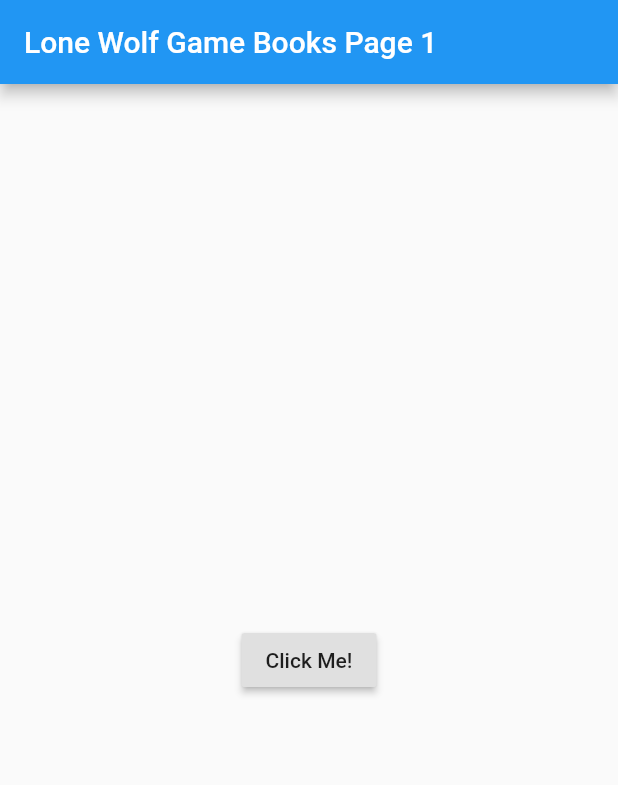
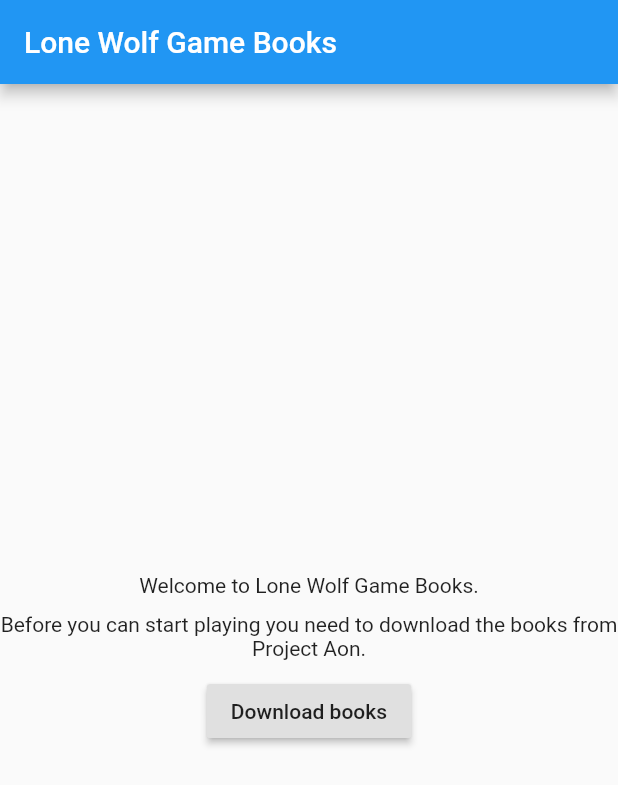
Before and after one commit to sketchbuch/lonewolf, a Flutter app: the screen it shows after launch, on a phone screen of 412 x 824 dp. Shown: the top 785 px of the screen. Run offline on Flutter 3.47's test engine with Material 2 defaults, Android fonts, the phone set to English and light mode, and no system bars.

Commit message:
WIP updates

```diff
--- a/lib/l10n/intl_messages.arb
+++ b/lib/l10n/intl_messages.arb
@@ -1,7 +1,37 @@
 {
-  "@@last_modified": "2019-04-16T20:24:37.923212",
-  "appTitle": "Lone Wolf Game Books",
-  "@appTitle": {
+  "@@last_modified": "2019-04-21T09:23:38.595774",
+  "homeTitle": "Lone Wolf Game Books",
+  "@homeTitle": {
+    "description": "The App Bar title.",
+    "type": "text",
+    "placeholders": {}
+  },
+  "homeDownload": "Download books",
+  "@homeDownload": {
+    "description": "The home screen download button text.",
+    "type": "text",
+    "placeholders": {}
+  },
+  "homeWelcomeText1": "Welcome to Lone Wolf Game Books.",
+  "@homeWelcomeText1": {
+    "description": "The first welcome text when there are no books loaded.",
+    "type": "text",
+    "placeholders": {}
+  },
+  "homeWelcomeText2": "Before you can start playing you need to download the books from Project Aon.",
+  "@homeWelcomeText2": {
+    "description": "The second welcome text when there are no books loaded.",
+    "type": "text",
+    "placeholders": {}
+  },
+  "titlePage2": "Lone Wolf Game Books Page 2",
+  "@titlePage2": {
+    "description": "The title sccreen 2",
+    "type": "text",
+    "placeholders": {}
+  },
+  "closeRoute": "Go Back",
+  "@closeRoute": {
     "description": "The title of the application",
     "type": "text",
     "placeholders": {}
--- a/lib/src/app.dart
+++ b/lib/src/app.dart
@@ -1,9 +1,9 @@
 import 'package:flutter/material.dart';
 import 'package:flutter_localizations/flutter_localizations.dart';
-import './constants/routes.dart';
-import './localisation/localise.dart';
-import './screens/page1.dart';
-import './screens/page2.dart';
+import 'package:lonewolf/src/constants/routes.dart';
+import 'package:lonewolf/src/localisation/app-localizations-delegate.dart';
+import 'package:lonewolf/src/screens/home/home.dart';
+import 'package:lonewolf/src/screens/page2/page2.dart';
 
 class App extends StatelessWidget {
   @override
@@ -14,7 +14,7 @@ class App extends StatelessWidget {
       // Routing
       initialRoute: '/',
       routes: {
-        Routes.home: (context) => Page1(),
+        Routes.home: (context) => HomeScreen(),
         Routes.second: (context) => Page2(),
       },
 
--- /dev/null
+++ b/lib/src/localisation/app-localizations-delegate.dart
@@ -0,0 +1,21 @@
+import 'package:flutter/material.dart';
+import './app_localizations.dart';
+
+class AppLocalizationsDelegate extends LocalizationsDelegate<AppLocalizations> {
+  const AppLocalizationsDelegate();
+
+  @override
+  bool isSupported(Locale locale) {
+    return ['en'].contains(locale.languageCode);
+  }
+
+  @override
+  Future<AppLocalizations> load(Locale locale) {
+    return AppLocalizations.load(locale);
+  }
+
+  @override
+  bool shouldReload(LocalizationsDelegate<AppLocalizations> old) {
+    return false;
+  }
+}
--- /dev/null
+++ b/lib/src/localisation/app_localizations.dart
@@ -0,0 +1,67 @@
+import 'package:flutter/material.dart';
+import 'package:intl/intl.dart';
+import '../../l10n/messages_all.dart';
+
+class AppLocalizations {
+  static Future<AppLocalizations> load(Locale locale) {
+    final String name = locale.countryCode.isEmpty ? locale.languageCode : locale.toString();
+    final String localeName = Intl.canonicalizedLocale(name);
+    return initializeMessages(localeName).then((_) {
+      Intl.defaultLocale = localeName;
+      return AppLocalizations();
+    });
+  }
+
+  static AppLocalizations of(BuildContext context) {
+    return Localizations.of<AppLocalizations>(context, AppLocalizations);
+  }
+
+  // Home
+  String get homeTitle {
+    return Intl.message(
+      'Lone Wolf Game Books',
+      name: 'homeTitle',
+      desc: 'The App Bar title.',
+    );
+  }
+
+  String get homeDownload {
+    return Intl.message(
+      'Download books',
+      name: 'homeDownload',
+      desc: 'The home screen download button text.',
+    );
+  }
+
+  String get homeWelcomeText1 {
+    return Intl.message(
+      'Welcome to Lone Wolf Game Books.',
+      name: 'homeWelcomeText1',
+      desc: 'The first welcome text when there are no books loaded.',
+    );
+  }
+
+  String get homeWelcomeText2 {
+    return Intl.message(
+      'Before you can start playing you need to download the books from Project Aon.',
+      name: 'homeWelcomeText2',
+      desc: 'The second welcome text when there are no books loaded.',
+    );
+  }
+
+  String get titlePage2 {
+    return Intl.message(
+      'Lone Wolf Game Books Page 2',
+      name: 'titlePage2',
+      desc: 'The title sccreen 2',
+    );
+  }
+
+  String get closeRoute {
+    return Intl.message(
+      'Go Back',
+      name: 'closeRoute',
+      desc: 'The title of the application',
+    );
+  }
+}
--- a/lib/src/localisation/localise.dart
+++ /dev/null
@@ -1,69 +0,0 @@
-import 'package:flutter/material.dart';
-import 'package:intl/intl.dart';
-import '../../l10n/messages_all.dart';
-
-class AppLocalizations {
-  static Future<AppLocalizations> load(Locale locale) {
-    final String name = locale.countryCode.isEmpty ? locale.languageCode : locale.toString();
-    final String localeName = Intl.canonicalizedLocale(name);
-    return initializeMessages(localeName).then((_) {
-      Intl.defaultLocale = localeName;
-      return AppLocalizations();
-    });
-  }
-
-  static AppLocalizations of(BuildContext context) {
-    return Localizations.of<AppLocalizations>(context, AppLocalizations);
-  }
-
-  String get titlePage1 {
-    return Intl.message(
-      'Lone Wolf Game Books Page 1',
-      name: 'titlePage1',
-      desc: 'The title sccreen 1',
-    );
-  }
-
-  String get titlePage2 {
-    return Intl.message(
-      'Lone Wolf Game Books Page 2',
-      name: 'titlePage2',
-      desc: 'The title sccreen 2',
-    );
-  }
-
-  String get openRoute {
-    return Intl.message(
-      'Click Me!',
-      name: 'openRoute',
-      desc: 'The title of the application',
-    );
-  }
-
-  String get closeRoute {
-    return Intl.message(
-      'Go Back',
-      name: 'closeRoute',
-      desc: 'The title of the application',
-    );
-  }
-}
-
-class AppLocalizationsDelegate extends LocalizationsDelegate<AppLocalizations> {
-  const AppLocalizationsDelegate();
-
-  @override
-  bool isSupported(Locale locale) {
-    return ['en'].contains(locale.languageCode);
-  }
-
-  @override
-  Future<AppLocalizations> load(Locale locale) {
-    return AppLocalizations.load(locale);
-  }
-
-  @override
-  bool shouldReload(LocalizationsDelegate<AppLocalizations> old) {
-    return false;
-  }
-}
--- /dev/null
+++ b/lib/src/screens/home/home.dart
@@ -0,0 +1,37 @@
+import 'package:flutter/material.dart';
+import '../../localisation/app_localizations.dart';
+import '../../widgets/para/para.dart';
+import '../../utils/get_book.dart';
+
+class HomeScreen extends StatelessWidget {
+  @override
+  Widget build(BuildContext context) {
+    return MaterialApp(
+      theme: ThemeData.light(),
+      home: Scaffold(
+        appBar: AppBar(
+          title: Text(AppLocalizations.of(context).homeTitle),
+        ),
+        body:
+          Center(
+            child:
+              Column(
+                mainAxisAlignment: MainAxisAlignment.center,
+                crossAxisAlignment: CrossAxisAlignment.center,
+                children: <Widget>[
+                  Para(AppLocalizations.of(context).homeWelcomeText1),
+                  Para(AppLocalizations.of(context).homeWelcomeText2),
+                  RaisedButton(
+                    child: Text(AppLocalizations.of(context).homeDownload),
+                    onPressed: () {
+                      getAonBook();
+                      //Navigator.pushNamed(context, Routes.second);
+                    },
+                  ),
+                ],
+              ),
+          ),
+        ),
+      );
+  }
+}
--- a/lib/src/screens/page1.dart
+++ b/lib/src/screens/page2/page2.dart
@@ -1,21 +1,20 @@
 import 'package:flutter/material.dart';
-import '../constants/routes.dart';
-import '../localisation/localise.dart';
+import 'package:lonewolf/src/localisation/app_localizations.dart';
 
-class Page1 extends StatelessWidget {
+class Page2 extends StatelessWidget {
   @override
   Widget build(BuildContext context) {
     return MaterialApp(
       theme: ThemeData.light(),
       home: Scaffold(
         appBar: AppBar(
-          title: Text(AppLocalizations.of(context).titlePage1),
+          title: Text(AppLocalizations.of(context).titlePage2),
         ),
         body: Center(
           child: RaisedButton(
-            child: Text(AppLocalizations.of(context).openRoute),
+            child: Text(AppLocalizations.of(context).closeRoute),
             onPressed: () {
-              Navigator.pushNamed(context, Routes.second);
+              Navigator.pop(context);
             },
           ),
         ),
--- /dev/null
+++ b/lib/src/widgets/para/para.dart
@@ -0,0 +1,15 @@
+import 'package:flutter/material.dart';
+
+class Para extends StatelessWidget {
+  String text;
+
+  Para(this.text);
+
+  @override
+  Widget build(BuildContext context) {
+    return Padding(
+      padding: EdgeInsets.only(bottom: 10.0),
+      child: Text(this.text, textAlign: TextAlign.center, textDirection: TextDirection.ltr),
+    );
+  }
+}
```
Also changed, not shown: lib/src/screens/page2.dart (deleted, +0 -24 lines), lib/src/utils/get_book.dart (+5 -14 lines), 1 other file.
